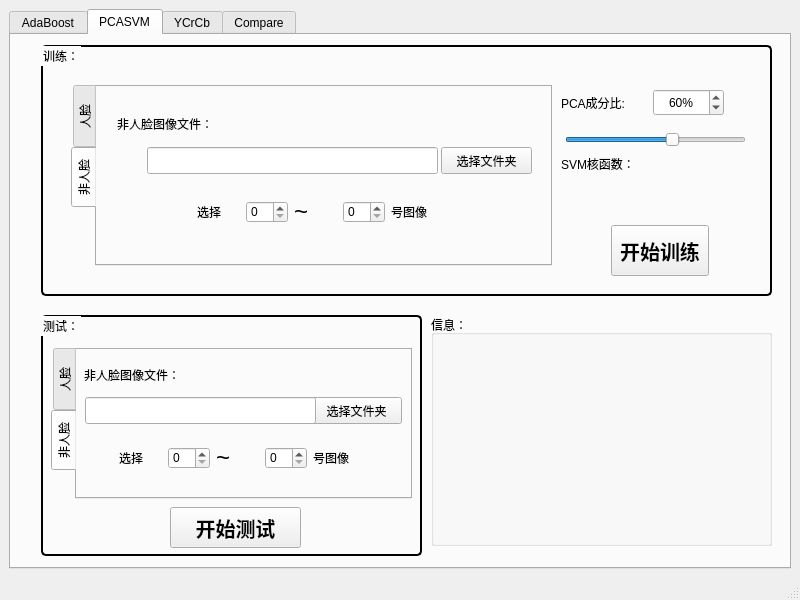
Qt form UI/FaceDetactUI.ui (guanking/FaceDetect) before a commit.
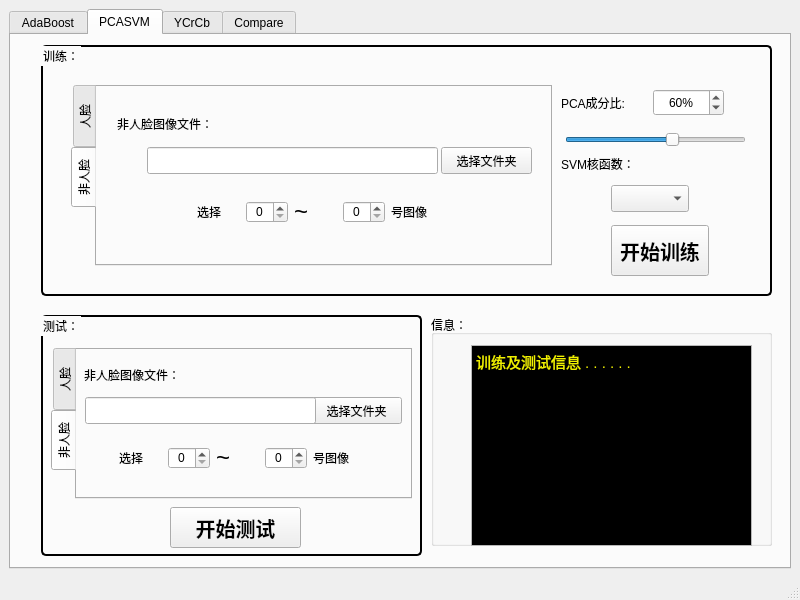
The same form after that commit. The open tabs and pages were chosen to show the change. Icons and pictures are not drawn.

Patch:
```diff
--- a/UI/FaceDetactUI.ui
+++ b/UI/FaceDetactUI.ui
@@ -499,7 +499,14 @@
              </widget>
             </item>
             <item row="0" column="1">
-             <widget class="QSpinBox" name="pTrainNotfaceBeginBox"/>
+             <widget class="QSpinBox" name="pTrainNotfaceBeginBox">
+              <property name="cursor">
+               <cursorShape>PointingHandCursor</cursorShape>
+              </property>
+              <property name="alignment">
+               <set>Qt::AlignCenter</set>
+              </property>
+             </widget>
             </item>
             <item row="0" column="4">
              <widget class="QLabel" name="label_10">
@@ -516,7 +523,14 @@
              </widget>
             </item>
             <item row="0" column="3">
-             <widget class="QSpinBox" name="pTrainNotfaceEndBox"/>
+             <widget class="QSpinBox" name="pTrainNotfaceEndBox">
+              <property name="cursor">
+               <cursorShape>PointingHandCursor</cursorShape>
+              </property>
+              <property name="alignment">
+               <set>Qt::AlignCenter</set>
+              </property>
+             </widget>
             </item>
            </layout>
           </widget>
@@ -618,6 +632,19 @@
           <enum>Qt::Horizontal</enum>
          </property>
         </widget>
+        <widget class="QComboBox" name="ySVMCmpBox">
+         <property name="geometry">
+          <rect>
+           <x>570</x>
+           <y>140</y>
+           <width>78</width>
+           <height>27</height>
+          </rect>
+         </property>
+         <property name="cursor">
+          <cursorShape>PointingHandCursor</cursorShape>
+         </property>
+        </widget>
        </widget>
        <widget class="QGroupBox" name="groupBox_5">
         <property name="geometry">
@@ -775,7 +802,14 @@
              </widget>
             </item>
             <item row="0" column="1">
-             <widget class="QSpinBox" name="pTestNotfaceBeginBox"/>
+             <widget class="QSpinBox" name="pTestNotfaceBeginBox">
+              <property name="cursor">
+               <cursorShape>PointingHandCursor</cursorShape>
+              </property>
+              <property name="alignment">
+               <set>Qt::AlignCenter</set>
+              </property>
+             </widget>
             </item>
             <item row="0" column="4">
              <widget class="QLabel" name="label_20">
@@ -792,7 +826,14 @@
              </widget>
             </item>
             <item row="0" column="3">
-             <widget class="QSpinBox" name="pTestNotfaceEndBox"/>
+             <widget class="QSpinBox" name="pTestNotfaceEndBox">
+              <property name="cursor">
+               <cursorShape>PointingHandCursor</cursorShape>
+              </property>
+              <property name="alignment">
+               <set>Qt::AlignCenter</set>
+              </property>
+             </widget>
             </item>
            </layout>
           </widget>
@@ -867,6 +908,35 @@
         <property name="title">
          <string>信息：</string>
         </property>
+        <widget class="QTextEdit" name="yMsgText">
+         <property name="geometry">
+          <rect>
+           <x>40</x>
+           <y>30</y>
+           <width>281</width>
+           <height>201</height>
+          </rect>
+         </property>
+         <property name="cursor" stdset="0">
+          <cursorShape>ForbiddenCursor</cursorShape>
+         </property>
+         <property name="styleSheet">
+          <string notr="true">#yMsgText
+{
+color:rgb(241,241,0);
+}</string>
+         </property>
+         <property name="readOnly">
+          <bool>true</bool>
+         </property>
+         <property name="html">
+          <string>&lt;!DOCTYPE HTML PUBLIC &quot;-//W3C//DTD HTML 4.0//EN&quot; &quot;http://www.w3.org/TR/REC-html40/strict.dtd&quot;&gt;
+&lt;html&gt;&lt;head&gt;&lt;meta name=&quot;qrichtext&quot; content=&quot;1&quot; /&gt;&lt;style type=&quot;text/css&quot;&gt;
+p, li { white-space: pre-wrap; }
+&lt;/style&gt;&lt;/head&gt;&lt;body style=&quot; font-family:'Ubuntu'; font-size:11pt; font-weight:400; font-style:normal;&quot; bgcolor=&quot;#000000&quot;&gt;
+&lt;p style=&quot; margin-top:0px; margin-bottom:0px; margin-left:0px; margin-right:0px; -qt-block-indent:0; text-indent:0px;&quot;&gt;&lt;span style=&quot; color:#f1f100;&quot;&gt;训练及测试信息 . . . . . . &lt;/span&gt;&lt;/p&gt;&lt;/body&gt;&lt;/html&gt;</string>
+         </property>
+        </widget>
        </widget>
       </widget>
       <widget class="QWidget" name="yCrCbTab">
```
Left out of the diff: 68 changed lines with no effect on the pictures.
